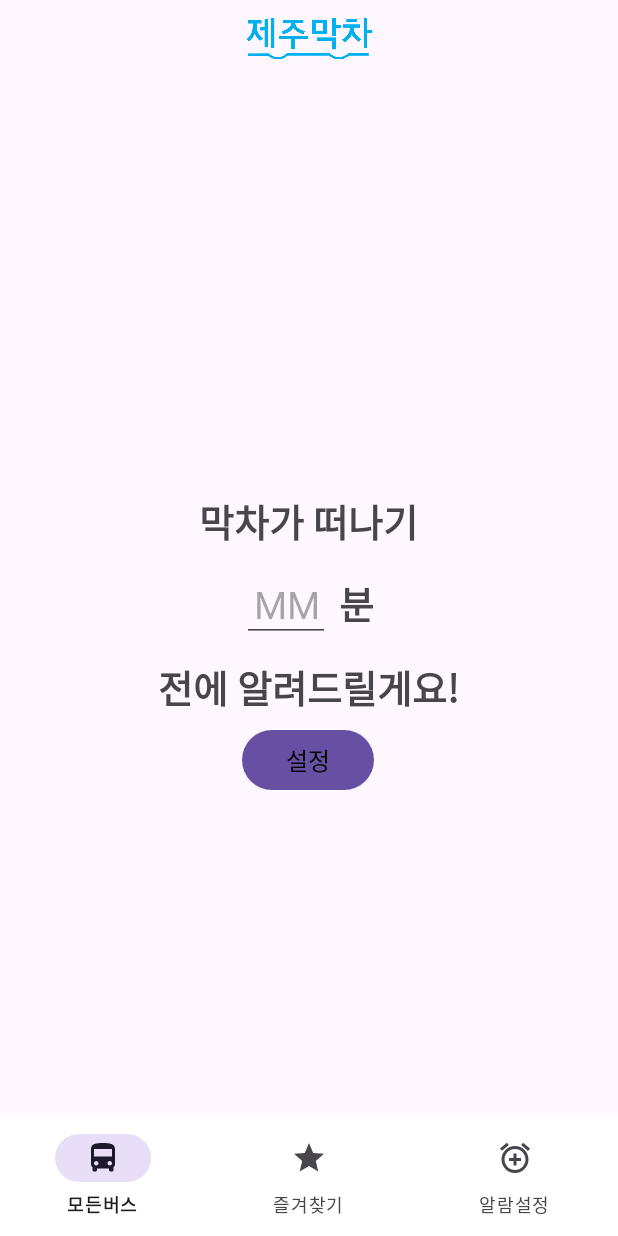
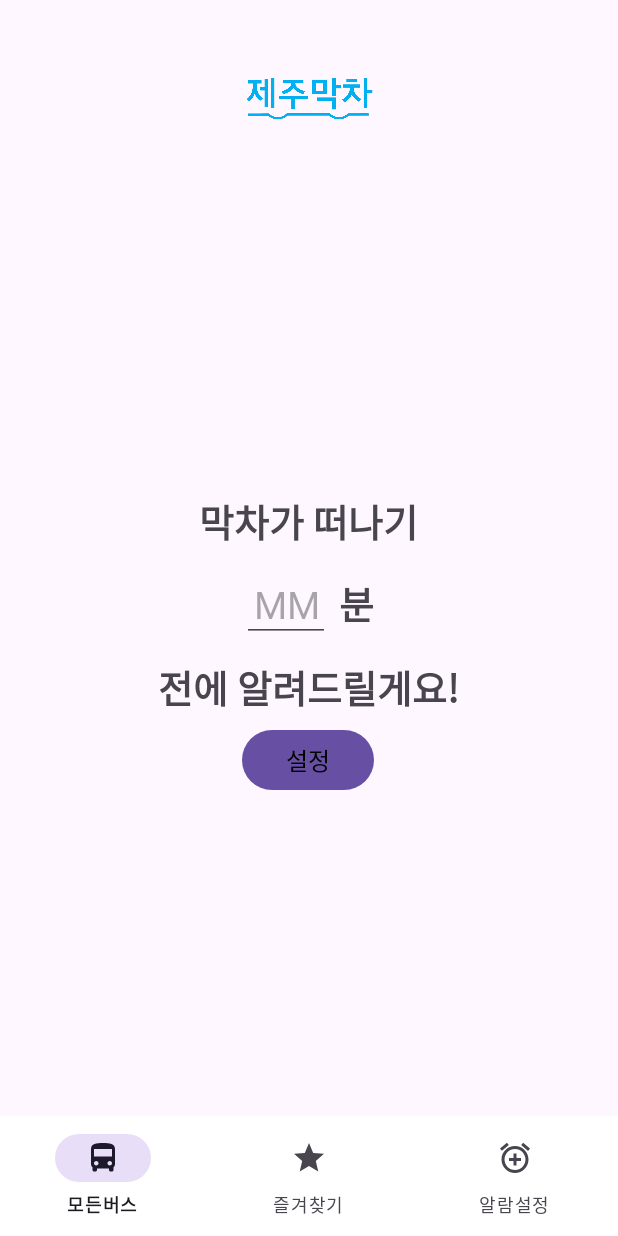
Before and after one commit to dLqovop/-, an Android app: the fragment fragment_3 placed in its activity, on a phone screen of 412 x 824 dp. Run offline under Robolectric (Android 15) with nearby library versions, the phone set to English and light mode, and no system bars.

Commit message:
알림 수정

```diff
--- a/app/src/main/java/com/example/jeju_makcha/fragment_3.java
+++ b/app/src/main/java/com/example/jeju_makcha/fragment_3.java
@@ -19,7 +19,6 @@ import androidx.annotation.Nullable;
 import androidx.fragment.app.Fragment;
 
 public class fragment_3 extends Fragment {
-    private static final int PERMISSION_REQUEST_CODE = 1;
     private EditText minutesEditText;
     private Button settingsButton;
     private DBHelper dbHelper;
@@ -36,7 +35,8 @@ public class fragment_3 extends Fragment {
         dbHelper = new DBHelper(getActivity());
         alarmManager = (AlarmManager) requireContext().getSystemService(Context.ALARM_SERVICE);
         Intent alarmReceiverIntent = new Intent(requireContext(), AlarmReceiver.class);
-        alarmIntent = PendingIntent.getBroadcast(requireContext(), 0, alarmReceiverIntent, PendingIntent.FLAG_UPDATE_CURRENT);
+        alarmIntent = PendingIntent.getBroadcast(requireContext(), 0, alarmReceiverIntent, PendingIntent.FLAG_UPDATE_CURRENT | PendingIntent.FLAG_IMMUTABLE);
+
 
         settingsButton.setOnClickListener(v -> {
             String minutesString = minutesEditText.getText().toString();
@@ -53,7 +53,7 @@ public class fragment_3 extends Fragment {
                 alarmManager.set(AlarmManager.RTC_WAKEUP, triggerTimeMillis, alarmIntent);
 
                 // 사용자 설정 저장
-                dbHelper.insertUserSetting(minutes);
+//                dbHelper.insertUserSetting(minutes);
 
                 Toast.makeText(getActivity(), "설정이 저장되었습니다.", Toast.LENGTH_SHORT).show();
             } else {
--- a/app/src/main/res/layout/activity_main.xml
+++ b/app/src/main/res/layout/activity_main.xml
@@ -12,20 +12,22 @@
         android:layout_height="634dp"
         app:layout_constraintBottom_toTopOf="@+id/bottomNavigationView"
         app:layout_constraintStart_toStartOf="parent">
+
         <FrameLayout
             android:id="@+id/fragmentContainer"
             android:layout_width="match_parent"
-            android:layout_height="match_parent" />
+            android:layout_height="match_parent"/>
     </FrameLayout>
 
     <ImageView
         android:layout_width="125dp"
         android:layout_height="50dp"
+        android:layout_gravity="top"
+        android:src="@drawable/logo_blue"
+        app:layout_constraintEnd_toEndOf="parent"
+        app:layout_constraintStart_toStartOf="parent"
         app:layout_constraintTop_toTopOf="parent"
-        app:layout_constraintStart_toStartOf="parent"
-        app:layout_constraintEnd_toEndOf="parent"
-        android:src="@drawable/logo_blue"
-        android:layout_gravity="top" />
+        android:layout_marginTop="40dp"/>
 
     <com.google.android.material.bottomnavigation.BottomNavigationView
         android:id="@+id/bottomNavigationView"
@@ -34,8 +36,12 @@
         android:layout_gravity="bottom"
         android:background="#ffffff"
         app:layout_constraintBottom_toBottomOf="parent"
+        app:layout_constraintEnd_toEndOf="parent"
+        app:layout_constraintHorizontal_bias="1.0"
+        app:layout_constraintStart_toStartOf="parent"
+        app:layout_constraintTop_toTopOf="parent"
+        app:layout_constraintVertical_bias="1.0"
         app:menu="@menu/bottom_menu"></com.google.android.material.bottomnavigation.BottomNavigationView>
 
 
-
 </androidx.constraintlayout.widget.ConstraintLayout>
--- a/app/src/main/res/layout/fragment_frag1.xml
+++ b/app/src/main/res/layout/fragment_frag1.xml
@@ -17,7 +17,7 @@
             android:layout_width="match_parent"
             android:layout_height="681dp"
             android:layout_alignParentTop="true"
-            android:layout_marginTop="100dp" />
+            android:layout_marginTop="0dp" />
 
     </RelativeLayout>
 
--- a/app/src/main/res/layout/fragment_frag2.xml
+++ b/app/src/main/res/layout/fragment_frag2.xml
@@ -15,11 +15,11 @@
             android:id="@+id/frag2_recycler"
             android:layout_width="411dp"
             android:layout_height="562dp"
-            android:layout_marginTop="100dp"
             app:layout_constraintEnd_toEndOf="parent"
             app:layout_constraintHorizontal_bias="0.0"
             app:layout_constraintStart_toStartOf="parent"
-            app:layout_constraintTop_toTopOf="parent" />
+            app:layout_constraintTop_toTopOf="parent"
+            android:layout_marginTop="0dp"/>
 
     </androidx.constraintlayout.widget.ConstraintLayout>
 </androidx.constraintlayout.widget.ConstraintLayout>
```
Also changed, not shown: app/src/main/AndroidManifest.xml (+7 -5 lines), app/src/main/java/com/example/jeju_makcha/AlarmReceiver.java (+11 -2 lines).
